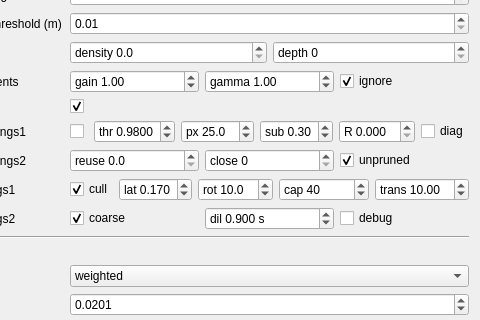
The window that gui_client/GaussianSplatSettingsWidget.ui (russiaman/substrata_robo) describes before a commit, drawn with Qt 5; both pictures show x 91 to 571 and y 249 to 569 of the 571 by 1281 pixel window.
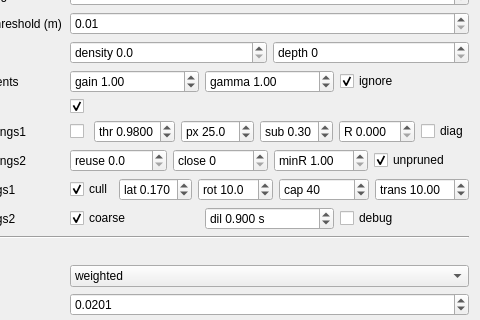
The same window after the commit.

Commit message:
UI: minR depth-margin knob (temporary)
Spinbox in Saturation settings2, default 1.00 = off. Persisted like R and
close. The tooltip carries the measurements and the verdict - it is
marked TEMPORARY and will be removed at the progressive-saturation plan's
etap 6; see the glare-core commit for what it established.

```diff
--- a/gui_client/GaussianSplatSettingsWidget.ui
+++ b/gui_client/GaussianSplatSettingsWidget.ui
@@ -877,6 +877,31 @@
         </property>
        </widget>
       </item>
+      <item>
+       <widget class="QDoubleSpinBox" name="satMinRatioDoubleSpinBox">
+        <property name="prefix">
+         <string>minR </string>
+        </property>
+        <property name="toolTip">
+         <string>SESSION085, TEMPORARY - not a feature, will be removed. Built to test one hypothesis cheaply; it answered it, and the answer is that it cannot be the solution. Kept only so a later comparison can quote what a naive hard margin costs for the same visual outcome.&#10;&#10;A node is dropped only if it sits at least this many TIMES further than the barrier, not merely past it. 1 = off, the pre-session085 behaviour bit-for-bit.&#10;&#10;The hypothesis was that holes on a moving camera are the BOUNDARY population: the barrier is anchored, so moving the viewpoint perturbs the nodes nearest it and few others. Measured, walking until holes stopped being visible: interior minR 1-&gt;2 took dropped 77.1%-&gt;64.3% and the drawn pool 2.64M-&gt;4.10M (+55%), holes gone; forest minR 1-&gt;3 took dropped 19.4%-&gt;0.1%, holes gone.&#10;&#10;The hypothesis held and the knob still fails. The interior has a real working point. The forest does not - at the margin where its holes vanish the stage has simply STOPPED PRUNING (0.1% dropped), so &quot;no holes&quot; there is not a fix, it is the mechanism switched off, and there is nothing in between because in an open view almost every drop is a boundary drop. So this is a switch rather than a dial, and where it switches is decided by the content - per-scene tuning by definition, which this project does not do.&#10;&#10;Watch the denominators: 16.6% of the DROPS is +55% of the POOL, and the pool is what the GPU pays for. Applies live (the setter clears the apply throttle); [gsr-sat-apply] echoes the value as minR=.</string>
+        </property>
+        <property name="decimals">
+         <number>2</number>
+        </property>
+        <property name="minimum">
+         <double>1.000000000000000</double>
+        </property>
+        <property name="maximum">
+         <double>20.000000000000000</double>
+        </property>
+        <property name="singleStep">
+         <double>0.250000000000000</double>
+        </property>
+        <property name="value">
+         <double>1.000000000000000</double>
+        </property>
+       </widget>
+      </item>
       <item>
        <widget class="QCheckBox" name="drawUnprunedFrontierCheckBox">
         <property name="text">
```
The commit also changes 2 other files.
